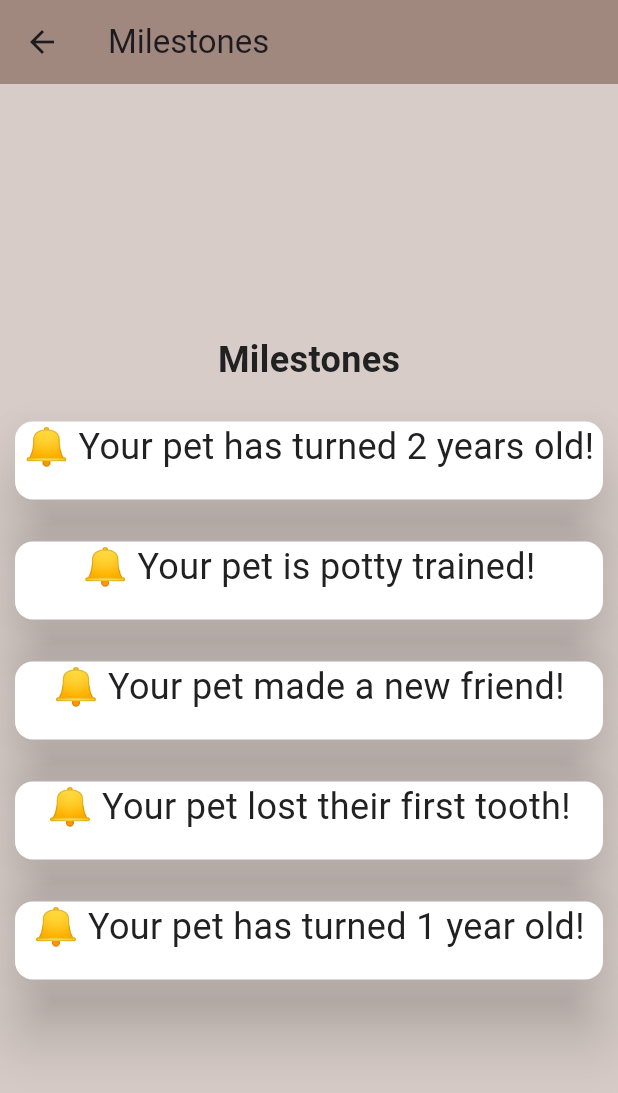
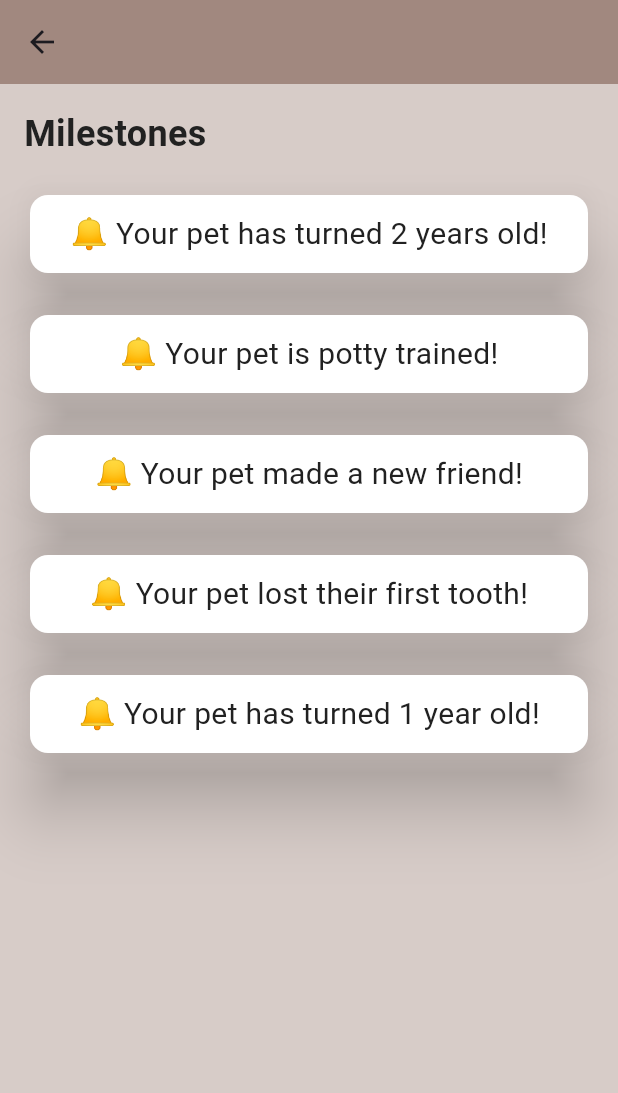
Before and after one commit to yoko3new/Virtual-Pet-App, a Flutter app: the petMilestones screen opened by its route, on a phone screen of 412 x 824 dp. Shown: the top 1093 px of the screen. Run offline on Flutter 3.47's test engine with Material 3 defaults, Android fonts, the phone set to English and light mode, and no system bars.

Commit message:
Add files via upload

```diff
--- a/lib/pages/milestones.dart
+++ b/lib/pages/milestones.dart
@@ -1,5 +1,4 @@
 import 'package:flutter/material.dart';
-
 
 class petMilestones extends StatelessWidget {
   petMilestones({super.key});
@@ -8,7 +7,6 @@ class petMilestones extends StatelessWidget {
   Widget build(BuildContext context) {
     return Scaffold(
       appBar: AppBar(
-        title: const Text('Milestones'),
         backgroundColor: Colors.brown[300],
         leading: IconButton(
           icon: const Icon(Icons.arrow_back),
@@ -19,13 +17,13 @@ class petMilestones extends StatelessWidget {
       ),
       backgroundColor: Colors.brown[100],
       body: SafeArea(
-        child: Center(
+        child: SingleChildScrollView(
+          child: Padding(
+            padding: const EdgeInsets.all(16.0),
             child: Column(
-            mainAxisAlignment: MainAxisAlignment.center,
-
-
+              crossAxisAlignment: CrossAxisAlignment.stretch,
               children: <Widget>[
-              // First notif
+                // Title section
                 Text(
                   'Milestones',
                   style: TextStyle(
@@ -35,130 +33,48 @@ class petMilestones extends StatelessWidget {
                   ),
                 ),
                 const SizedBox(height: 20),
-              Container(
-                height: 60,
-                width: 400,
-              child: Card(
-                elevation: 20,
-                color: Colors.white,
-                child: Column(
-                  mainAxisSize: MainAxisSize.min,
-                  children: <Widget>[
-                    Text(
-                      '🔔 Your pet has turned 2 years old!',
-                      style: TextStyle(
-                        color: Colors.grey[900],
-                        fontSize: 24,
-                      ),
-                    ),
+
+                // First milestone
+                _buildMilestoneCard('🔔 Your pet has turned 2 years old!'),
+                const SizedBox(height: 20),
+
+                // Second milestone
+                _buildMilestoneCard('🔔 Your pet is potty trained!'),
+                const SizedBox(height: 20),
+
+                // Third milestone
+                _buildMilestoneCard('🔔 Your pet made a new friend!'),
+                const SizedBox(height: 20),
+
+                // Fourth milestone
+                _buildMilestoneCard('🔔 Your pet lost their first tooth!'),
+                const SizedBox(height: 20),
+
+                // Fifth milestone
+                _buildMilestoneCard('🔔 Your pet has turned 1 year old!'),
+                const SizedBox(height: 20),
               ],
             ),
           ),
         ),
+      ),
+    );
+  }
 
-
-              const SizedBox(height: 20), // Space between cards
-
-              // Second notif
-              Container(
+  Widget _buildMilestoneCard(String milestoneText) {
+    return Container(
       height: 60,
-                width: 400,
+      width: double.infinity,
       child: Card(
         elevation: 20,
         color: Colors.white,
-                  child: Column(
-                    mainAxisSize: MainAxisSize.min,
-                    children: <Widget>[
-                      Text(
-                        '🔔 Your pet is potty trained!',
+        child: Center(
+          child: Text(
+            milestoneText,
             style: TextStyle(
               color: Colors.grey[900],
-                          fontSize: 24,
+              fontSize: 20,
             ),
-                      ),
-                    ],
-                  ),
-                ),
-              ),
-
-
-              const SizedBox(height: 20), // Space between cards
-
-              // Third notif
-              Container(
-                height: 60,
-                width: 400,
-                child: Card(
-                  elevation: 20,
-                  color: Colors.white,
-                  child: Column(
-                    mainAxisSize: MainAxisSize.min,
-                    children: <Widget>[
-                      Text(
-                        '🔔 Your pet made a new friend!',
-                        style: TextStyle(
-                          color: Colors.grey[900],
-                          fontSize: 24,
-                        ),
-                      ),
-                    ],
-                  ),
-                ),
-              ),
-
-              const SizedBox(height: 20), // Space between cards
-
-
-              // Fourth notif
-              Container(
-                height: 60,
-                width: 400,
-                child: Card(
-                  elevation: 20,
-                  color: Colors.white,
-                  child: Column(
-                    mainAxisSize: MainAxisSize.min,
-                    children: <Widget>[
-                      Text(
-                        '🔔 Your pet lost their first tooth!',
-                        style: TextStyle(
-                          color: Colors.grey[900],
-                          fontSize: 24,
-                        ),
-                      ),
-                    ],
-                  ),
-                ),
-              ),
-
-
-              const SizedBox(height: 20), // Space between cards
-
-              // Fifth notif
-              Container(
-                height: 60,
-                width: 400,
-                child: Card(
-                  elevation: 20,
-                  color: Colors.white,
-                  child: Column(
-                    mainAxisSize: MainAxisSize.min,
-                    children: <Widget>[
-                      Text(
-                        '🔔 Your pet has turned 1 year old!',
-                        style: TextStyle(
-                          color: Colors.grey[900],
-                          fontSize: 24,
-                        ),
-                      ),
-                    ],
-                  ),
-                ),
-
-
-              ),
-
-            ],
           ),
         ),
       ),
--- a/lib/pages/pet_checklist.dart
+++ b/lib/pages/pet_checklist.dart
@@ -5,10 +5,10 @@ class petChecklist extends StatefulWidget {
   const petChecklist({super.key});
 
   @override
-  _PetChecklistState createState() => _PetChecklistState();
+  PetChecklistState createState() => PetChecklistState();
 }
 
-class _PetChecklistState extends State<petChecklist> {
+class PetChecklistState extends State<petChecklist> {
   List<String> taskTitles = [
     'Feed your pet',
     'Groom your pet',
@@ -38,7 +38,6 @@ class _PetChecklistState extends State<petChecklist> {
 
     return Scaffold(
       appBar: AppBar(
-        title: const Text('Pet Care Checklist'),
         backgroundColor: Colors.brown[300],
       ),
       backgroundColor: Colors.brown[100],
--- a/lib/pages/pet_quizzes.dart
+++ b/lib/pages/pet_quizzes.dart
@@ -47,7 +47,7 @@ class PetQuizzesState extends State<petQuizzes> {
   ];
 
 
-  // multiple-choice questions
+  // Multiple-choice questions
   void answerMultipleChoice(String answer) {
     if (isQuizFinished) return;
 
@@ -60,7 +60,7 @@ class PetQuizzesState extends State<petQuizzes> {
     _nextQuestion();
   }
 
-  // true/false questions
+  // True/false questions
   void answerTrueFalse(bool answer) {
     if (isQuizFinished) return;
 
--- a/lib/pages/profile.dart
+++ b/lib/pages/profile.dart
@@ -43,7 +43,7 @@ class _ProfilePageState extends State<profilePage> {
       username = usernameController.text;
     });
 
-    // Save this data to a backend or database here
+    // Save this data to a backend/database
     ScaffoldMessenger.of(context).showSnackBar(
       SnackBar(
         content: Text('Profile Updated!'),
```
Also changed, not shown: lib/pages/login_page.dart (+13 -14 lines), lib/pages/pet_dashboard.dart (+86 -26 lines), lib/pages/support.dart (added, +108 -0 lines), lib/pages/login_page_2.dart (line endings or trailing spaces), lib/pages/pet_selection.dart (line endings or trailing spaces), lib/pages/registration_page.dart (line endings or trailing spaces). Lines whose indentation alone changed are shown as unchanged.
